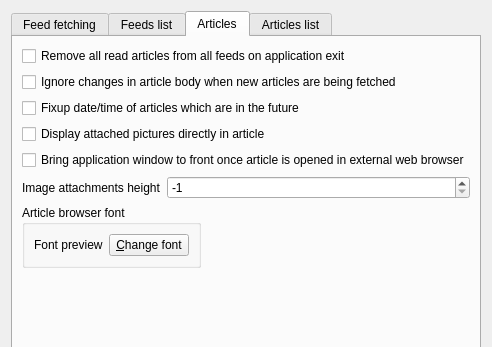
martinrotter/rssguard, file src/librssguard/gui/settings/settingsfeedsmessages.ui: the form before one commit; both pictures show x 0 to 492 and y 0 to 347 of the 492 by 531 pixel window.
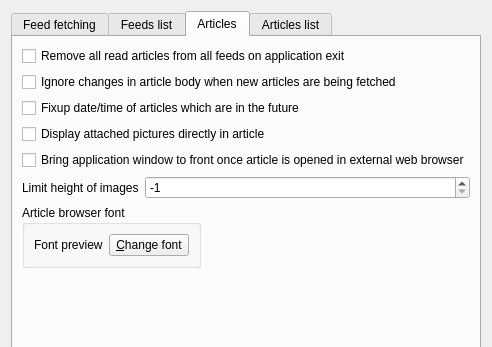
The form after the commit. The open tabs and pages were chosen to show the change. Custom widgets are drawn as their Qt base class.

```diff
--- a/src/librssguard/gui/settings/settingsfeedsmessages.ui
+++ b/src/librssguard/gui/settings/settingsfeedsmessages.ui
@@ -321,7 +321,7 @@
        <item row="5" column="0">
         <widget class="QLabel" name="m_lblHeightImageAttachments">
          <property name="text">
-          <string>Image attachments height</string>
+          <string>Limit height of images</string>
          </property>
          <property name="buddy">
           <cstring>m_spinHeightImageAttachments</cstring>
```
